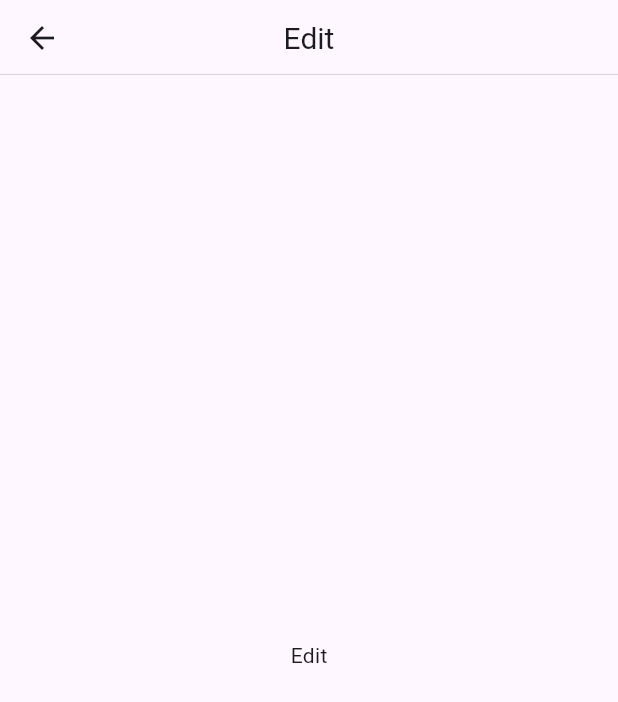
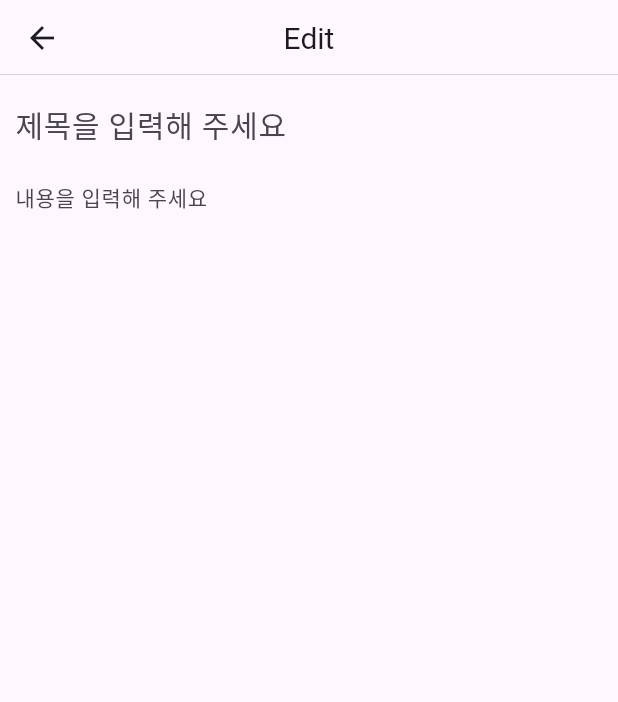
Before and after one commit to miKmoeyGnoeyH/paris_london_rome, a Flutter app: the EditPage screen opened by its route, on a phone screen of 412 x 824 dp. Shown: the top 702 px of the screen. Run offline on Flutter 3.47's test engine with Material 3 defaults, Android fonts, the phone set to English and light mode, and no system bars; our stand-ins replace get, google_maps_flutter, gradient_borders, location.

Commit message:
Weather Widget, Edit page UI

```diff
--- a/lib/app/data/model/weather_model.dart
+++ b/lib/app/data/model/weather_model.dart
@@ -1,9 +1,9 @@
 import 'dart:developer';
 
 class WeatherModel {
-  late String tmp;
-  late String pop;
-  late String sky;
+   String? tmp;
+   String? pop;
+   String? sky;
 
   WeatherModel();
 
--- a/lib/app/ui/edit/edit_page.dart
+++ b/lib/app/ui/edit/edit_page.dart
@@ -8,15 +8,46 @@ class EditPage extends StatelessWidget {
   Widget build(BuildContext context) {
     const String title = 'Edit';
 
-    return const Scaffold(
-      appBar: PreferredSize(
-        preferredSize: Size.fromHeight(50.0),
-        child: CustomAppBar(
-          title: title,
+    return GestureDetector(
+      onPanUpdate: (details) {
+        if (details.delta.dy > 0) {
+          FocusManager.instance.primaryFocus?.unfocus();
+        }
+      },
+      child: const Scaffold(
+        appBar: PreferredSize(
+          preferredSize: Size.fromHeight(50.0),
+          child: CustomAppBar(
+            title: title,
+          ),
         ),
-      ),
-      body: Center(
-        child: Text(title),
+        body: SingleChildScrollView(
+          child: Padding(
+            padding: EdgeInsets.all(10.0),
+            child: Column(
+              children: [
+                TextField(
+                  decoration: InputDecoration(
+                    hintText: '제목을 입력해 주세요',
+                    border: InputBorder.none,
+                  ),
+                  style: TextStyle(fontSize: 20, height: 1),
+                  maxLines: null,
+                  cursorColor: Colors.black,
+                ),
+                TextField(
+                  decoration: InputDecoration(
+                    hintText: '내용을 입력해 주세요',
+                    border: InputBorder.none,
+                  ),
+                  style: TextStyle(fontSize: 14, height: 1),
+                  maxLines: null,
+                  cursorColor: Colors.black,
+                ),
+              ],
+            ),
+          ),
+        ),
       ),
     );
   }
```
Also changed, not shown: lib/app/ui/home/widgets/weather_widget.dart (+25 -7 lines).
